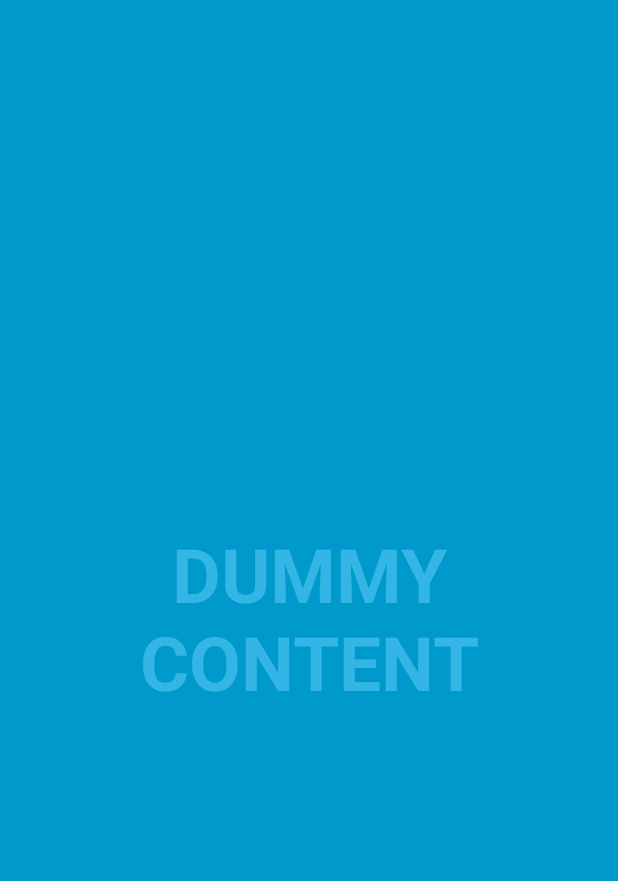
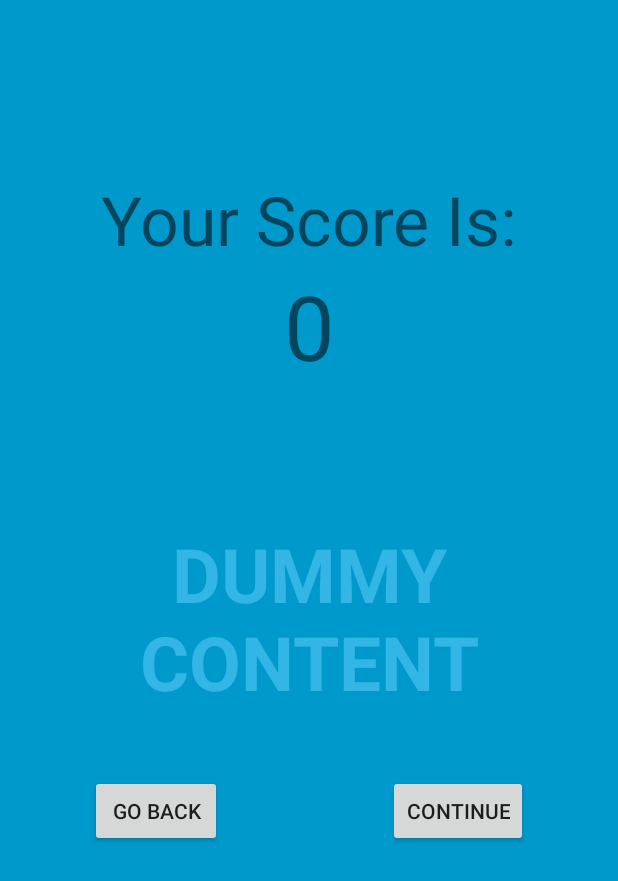
Before and after one commit to irisxzhou/shellaudio, an Android app: the WinScreenActivity screen opened directly, with no data from a screen before it, on a phone screen of 412 x 824 dp. Shown: the top 881 px of the screen. Run offline under Robolectric (Android 15) with nearby library versions, the phone set to English and light mode, and no system bars; 2 statements that could not run were skipped.

Commit message:
add more screens

```diff
--- a/app/src/main/java/org/shellaudio/shellaudio/PlayGameActivity.java
+++ b/app/src/main/java/org/shellaudio/shellaudio/PlayGameActivity.java
@@ -25,13 +25,18 @@ import java.util.Random;
 public class PlayGameActivity extends AppCompatActivity {
     int curr = 0;
 
+    final static String roundInfo = "org.shellaudio.shellaudio.EXTRA_ROUNDNUM";
+
     public void nextScreenWin(View view) {
         Intent intent = new Intent(this, WinScreenActivity.class);
-
+        intent.putExtra(roundInfo, Integer.toString(curr + 1));
+        startActivity(intent);
     }
 
     public void nextScreenLose(View view) {
-
+        Intent intent = new Intent(this, LoseScreenActivity.class);
+        intent.putExtra(roundInfo, Integer.toString(curr));
+        startActivity(intent);
     }
     /**
      * Whether or not the system UI should be auto-hidden after
--- a/app/src/main/java/org/shellaudio/shellaudio/WinScreenActivity.java
+++ b/app/src/main/java/org/shellaudio/shellaudio/WinScreenActivity.java
@@ -1,18 +1,34 @@
 package org.shellaudio.shellaudio;
 
 import android.annotation.SuppressLint;
+import android.content.Intent;
 import android.support.v7.app.ActionBar;
 import android.support.v7.app.AppCompatActivity;
 import android.os.Bundle;
 import android.os.Handler;
 import android.view.MotionEvent;
 import android.view.View;
+import android.widget.Button;
+import android.widget.TextView;
 
 /**
  * An example full-screen activity that shows and hides the system UI (i.e.
  * status bar and navigation/system bar) with user interaction.
  */
 public class WinScreenActivity extends AppCompatActivity {
+    int curr = 0;
+    final static String roundInfo = "org.shellaudio.shellaudio.EXTRA_ROUNDNUM";
+
+    public void nextLevel(View view) {
+        Intent intent = new Intent(this, PlayGameActivity.class);
+        intent.putExtra(roundInfo, Integer.toString(curr));
+        startActivity(intent);
+    }
+
+    public void goBack(View view) {
+        Intent intent = new Intent(this, FullscreenActivity.class);
+        startActivity(intent);
+    }
     /**
      * Whether or not the system UI should be auto-hidden after
      * {@link #AUTO_HIDE_DELAY_MILLIS} milliseconds.
@@ -89,6 +105,28 @@ public class WinScreenActivity extends AppCompatActivity {
 
         setContentView(R.layout.activity_win_screen);
 
+        Intent intent = getIntent();
+        curr = Integer.parseInt(intent.getStringExtra(PlayGameActivity.roundInfo));
+
+        TextView scoreView = findViewById(R.id.score_box);
+        scoreView.setText(Integer.toString(curr));
+
+        Button cont = this.findViewById(R.id.continue_button);
+        cont.setOnClickListener(new View.OnClickListener() {
+            @Override
+            public void onClick(View v) {
+                nextLevel(v);
+            }
+        });
+
+        Button back = this.findViewById(R.id.back_button);
+        back.setOnClickListener(new View.OnClickListener() {
+            @Override
+            public void onClick(View v) {
+                goBack(v);
+            }
+        });
+
         mVisible = true;
         mControlsView = findViewById(R.id.fullscreen_content_controls);
         mContentView = findViewById(R.id.fullscreen_content);
--- a/app/src/main/res/layout/activity_win_screen.xml
+++ b/app/src/main/res/layout/activity_win_screen.xml
@@ -36,15 +36,59 @@
             android:orientation="horizontal"
             tools:ignore="UselessParent">
 
-            <Button
-                android:id="@+id/dummy_button"
-                style="?metaButtonBarButtonStyle"
-                android:layout_width="0dp"
-                android:layout_height="wrap_content"
-                android:layout_weight="1"
-                android:text="@string/dummy_button" />
+
 
         </LinearLayout>
+
+        <GridLayout
+            android:layout_width="match_parent"
+            android:layout_height="match_parent">
+
+            <TextView
+                android:id="@+id/your_score_is_win"
+                android:textSize="45sp"
+                android:layout_width="wrap_content"
+                android:layout_height="wrap_content"
+                android:text="@string/your_score_is"
+                android:layout_marginTop="60dp"
+                android:layout_gravity="top|center"/>
+
+            <TextView
+                android:id="@+id/score_box"
+                android:textSize="60sp"
+                android:layout_width="wrap_content"
+                android:layout_height="wrap_content"
+                android:layout_column="0"
+                android:layout_row="2"
+                android:layout_gravity="top|center"
+                android:text="Score" />
+
+            <Button
+                android:id="@+id/back_button"
+                android:layout_width="wrap_content"
+                android:layout_height="wrap_content"
+                android:layout_column="0"
+                android:layout_row="3"
+                android:layout_marginLeft="60dp"
+                android:layout_gravity="start|center"
+                android:text="@string/return_home" />
+
+            <Button
+                android:id="@+id/continue_button"
+                android:layout_width="wrap_content"
+                android:layout_height="wrap_content"
+                android:layout_column="0"
+                android:layout_row="3"
+                android:layout_marginRight="60dp"
+                android:layout_gravity="end|center"
+                android:text="@string/cont" />
+
+
+
+
+
+
+        </GridLayout>
     </FrameLayout>
 
 </FrameLayout>
--- a/app/src/main/res/values/strings.xml
+++ b/app/src/main/res/values/strings.xml
@@ -20,6 +20,9 @@
     </string-array>
 
     <string name="title_activity_win_screen">WinScreenActivity</string>
+    <string name="your_score_is">Your Score Is:</string>
+    <string name="return_home">Go Back</string>
+    <string name="cont">Continue</string>
 
     <string name="title_activity_lose_screen">LoseScreenActivity</string>
 </resources>
```
